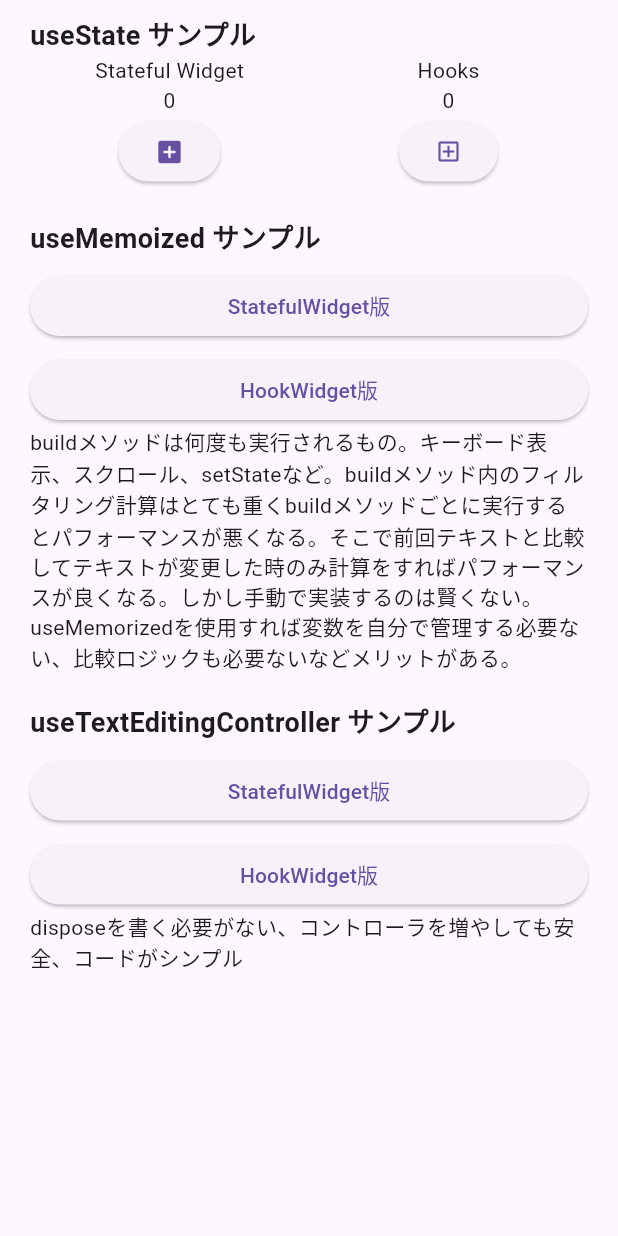
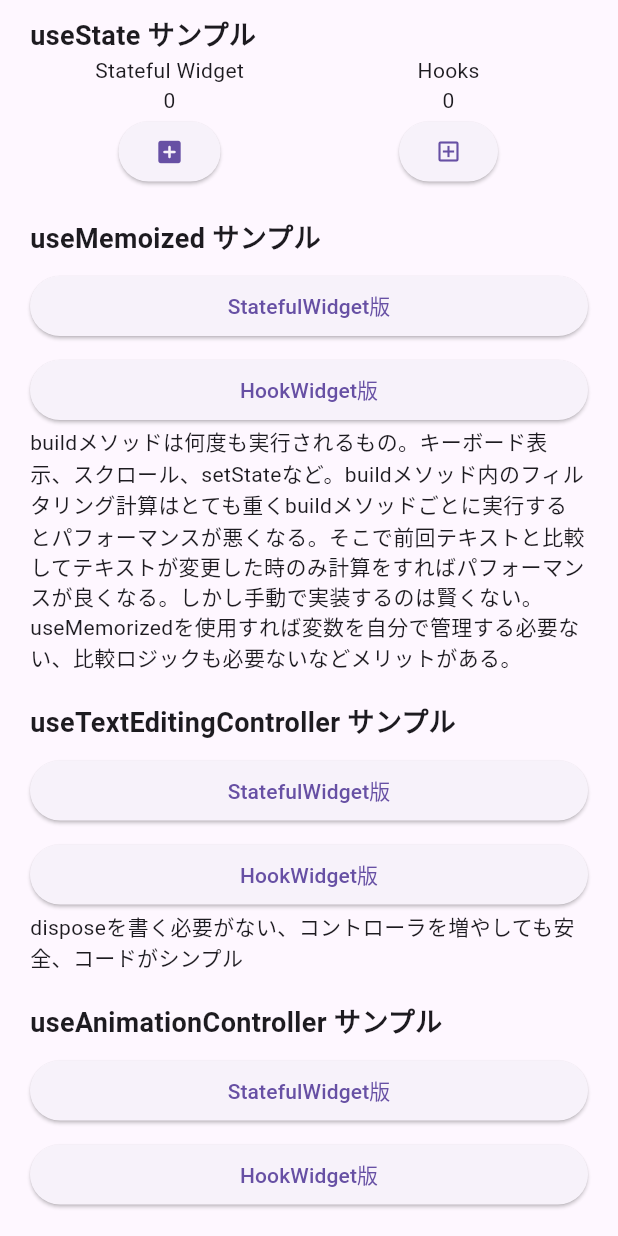
Before and after one commit to yukimiyake0607/flutter_hooks_sample, a Flutter app: the screen it shows after launch, on a phone screen of 412 x 824 dp. Run offline on Flutter 3.47's test engine with Material 3 defaults, Android fonts, the phone set to English and light mode, and no system bars; our stand-ins replace flutter_hooks, hooks_riverpod.

Commit message:
add: animation追加

```diff
--- /dev/null
+++ b/lib/src/feature/animation/animation_controller_menu_buttons.dart
@@ -0,0 +1,40 @@
+import 'package:flutter/material.dart';
+import 'package:flutter_hooks_sample/src/feature/animation/animation_hooks.dart';
+import 'package:flutter_hooks_sample/src/feature/animation/animation_stateful.dart';
+
+class AnimationControllerMenuButtons extends StatelessWidget {
+  const AnimationControllerMenuButtons({super.key});
+
+  @override
+  Widget build(BuildContext context) {
+    return Column(
+      crossAxisAlignment: CrossAxisAlignment.stretch,
+      children: [
+        const Text(
+          'useAnimationController サンプル',
+          style: TextStyle(fontSize: 18, fontWeight: FontWeight.bold),
+        ),
+        const SizedBox(height: 8),
+        ElevatedButton(
+          onPressed: () {
+            Navigator.push(
+              context,
+              MaterialPageRoute(builder: (_) => const AnimationStateful()),
+            );
+          },
+          child: const Text('StatefulWidget版'),
+        ),
+        const SizedBox(height: 8),
+        ElevatedButton(
+          onPressed: () {
+            Navigator.push(
+              context,
+              MaterialPageRoute(builder: (_) => const AnimationHooks()),
+            );
+          },
+          child: const Text('HookWidget版'),
+        ),
+      ],
+    );
+  }
+}
--- a/lib/src/home_screen.dart
+++ b/lib/src/home_screen.dart
@@ -1,4 +1,5 @@
 import 'package:flutter/material.dart';
+import 'package:flutter_hooks_sample/src/feature/animation/animation_controller_menu_buttons.dart';
 import 'package:flutter_hooks_sample/src/feature/counter/counter.dart';
 import 'package:flutter_hooks_sample/src/feature/counter/counter_hooks.dart';
 import 'package:flutter_hooks_sample/src/feature/memorized/memorized_menu_buttons.dart';
@@ -35,6 +36,8 @@ class HomeScreen extends StatelessWidget {
                 const SizedBox(height: 20),
                 const TextEditingControllerMenuButtons(),
                 const Text('disposeを書く必要がない、コントローラを増やしても安全、コードがシンプル'),
+                const SizedBox(height: 20),
+                const AnimationControllerMenuButtons(),
               ],
             ),
           ),
```
Also changed, not shown: lib/src/feature/animation/animation_hooks.dart (added, +12 -0 lines), lib/src/feature/animation/animation_stateful.dart (added, +17 -0 lines).
